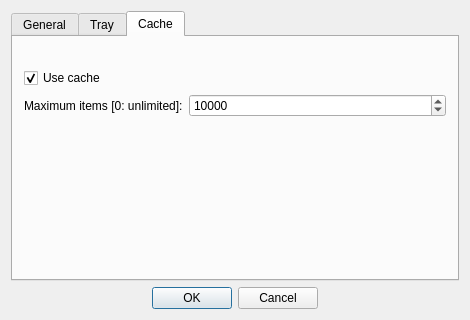
The window that src/gui/ui/fs_settings_dialog.ui (TheDZhon/folder_stat) describes before a commit, drawn with Qt 5.
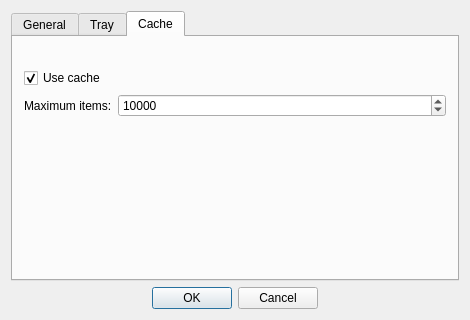
The same window after the commit. Icons and pictures are not drawn.

The edit to the form file:
```diff
--- a/src/gui/ui/fs_settings_dialog.ui
+++ b/src/gui/ui/fs_settings_dialog.ui
@@ -115,12 +115,15 @@
        <item row="2" column="0">
         <widget class="QLabel" name="label_3">
          <property name="text">
-          <string>Maximum items [0: unlimited]:</string>
+          <string>Maximum items:</string>
          </property>
         </widget>
        </item>
        <item row="2" column="1">
         <widget class="QSpinBox" name="cacheMaxItemsSpinBox">
+         <property name="minimum">
+          <number>1</number>
+         </property>
          <property name="maximum">
           <number>1000000</number>
          </property>
```
